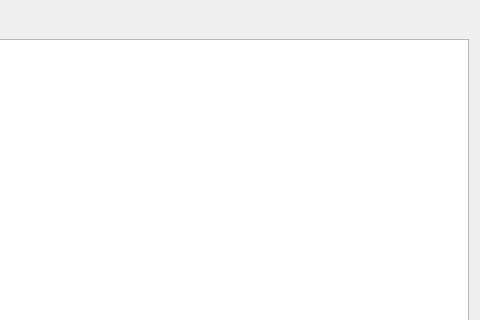
Before: the Qt Designer form memories.ui in adecarolis/wfweb, drawn with Qt 5; both pictures show x 633 to 1113 and y 0 to 320 of the 1113 by 520 pixel window.
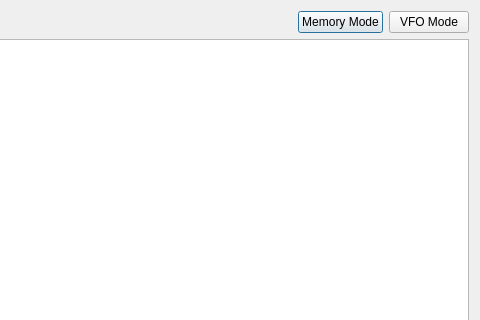
After: the same form once the commit is applied. Custom widgets are drawn as their Qt base class.

Commit message: Add IC9700 memories

Patch:
```diff
--- a/memories.ui
+++ b/memories.ui
@@ -44,6 +44,20 @@
          </property>
         </spacer>
        </item>
+       <item>
+        <widget class="QPushButton" name="memoryMode">
+         <property name="text">
+          <string>Memory Mode</string>
+         </property>
+        </widget>
+       </item>
+       <item>
+        <widget class="QPushButton" name="vfoMode">
+         <property name="text">
+          <string>VFO Mode</string>
+         </property>
+        </widget>
+       </item>
       </layout>
      </item>
      <item>
```
The commit also changes 11 other files.
